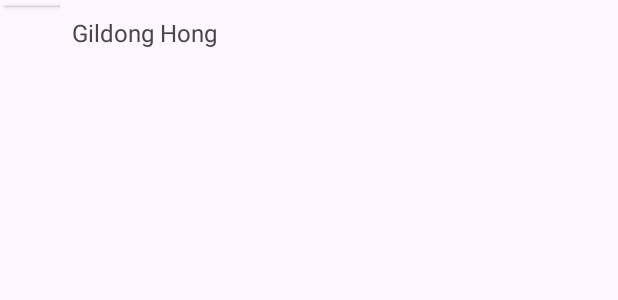
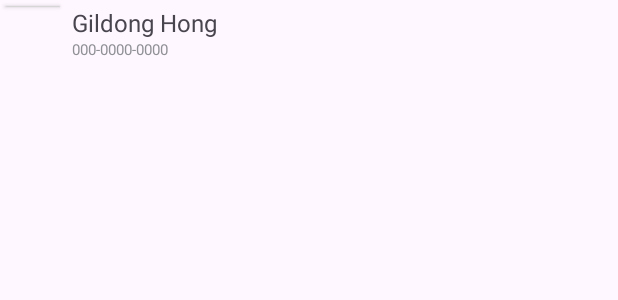
Before and after one commit to coitloz88/3-gu-multi-tab, an Android app: the layout contact_item.xml on its own in the app's theme, with its tools: preview values and no code run, on a phone screen of 412 x 824 dp. Shown: the top 300 px of the screen. Run offline under Robolectric (Android 15) with nearby library versions, the phone set to English and light mode, and no system bars.

Commit message:
add phone number data in recyclerview item

```diff
--- a/app/src/main/java/com/example/week1/adapter/ContactsAdapter.kt
+++ b/app/src/main/java/com/example/week1/adapter/ContactsAdapter.kt
@@ -18,6 +18,7 @@ class ContactsAdapter(val contactList: ArrayList<Contact>) :
     inner class Holder(val binding: ContactItemBinding) : RecyclerView.ViewHolder(binding.root) {
         val name = binding.contactName
         val image = binding.contactImage
+        val number = binding.contactPhonenum
     }
 
     override fun onCreateViewHolder(parent: ViewGroup, viewType: Int): Holder {
@@ -35,7 +36,7 @@ class ContactsAdapter(val contactList: ArrayList<Contact>) :
         }
 
         holder.name.text = contactList[position].name
-
+        holder.number.text = contactList[position].number
         val image = contactList[position].image
         if(image != null){
             holder.image.setImageResource(image)
--- a/app/src/main/res/layout/contact_item.xml
+++ b/app/src/main/res/layout/contact_item.xml
@@ -32,14 +32,30 @@
                 tools:srcCompat="@tools:sample/avatars" />
         </androidx.cardview.widget.CardView>
 
-        <TextView
-            android:id="@+id/contact_name"
-            android:layout_width="0dp"
-            android:layout_height="wrap_content"
-            android:layout_gravity="center"
+        <LinearLayout
+            android:layout_width="match_parent"
+            android:layout_height="match_parent"
+            android:orientation="vertical"
             android:layout_marginStart="8dp"
-            android:layout_weight="1"
-            android:text="Gildong Hong"
-            android:textSize="16sp" />
+            >
+
+            <TextView
+                android:id="@+id/contact_name"
+                android:layout_width="wrap_content"
+                android:layout_height="wrap_content"
+                android:layout_weight="1"
+                android:text="Gildong Hong"
+                android:textSize="16sp" />
+
+            <TextView
+                android:id="@+id/contact_phonenum"
+                android:layout_width="match_parent"
+                android:layout_height="wrap_content"
+                android:layout_weight="1"
+                android:text="000-0000-0000"
+                android:textColor="@color/material_dynamic_neutral60"
+                android:textSize="10sp" />
+        </LinearLayout>
+
     </LinearLayout>
 </androidx.constraintlayout.widget.ConstraintLayout>
```
